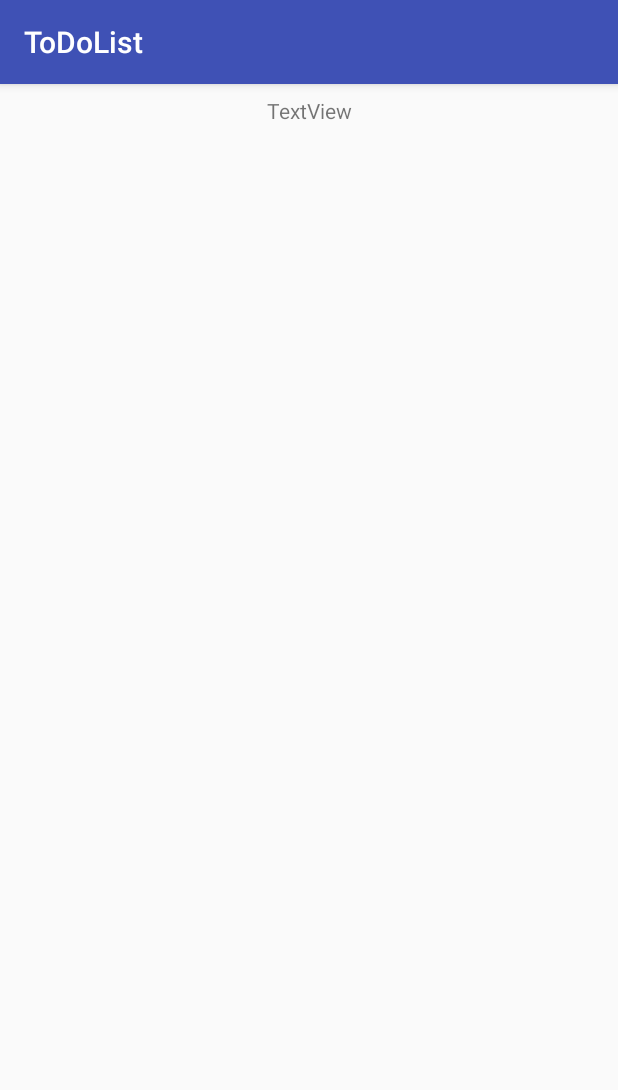
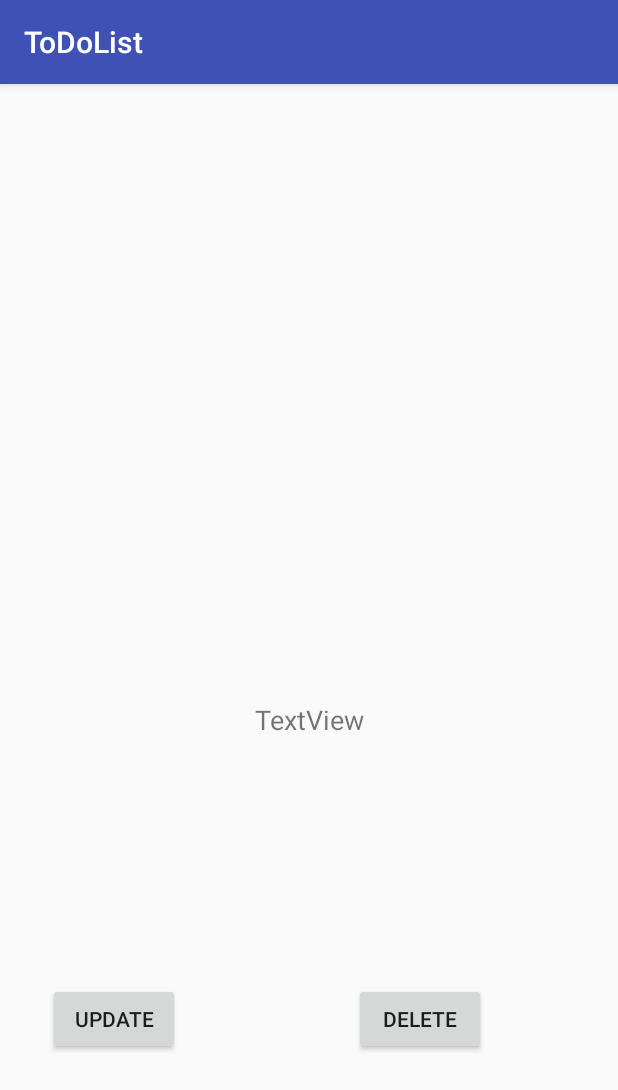
Before and after one commit to alinemokfa/to_do_list__android_solo_project, an Android app: the ViewTaskActivity screen opened directly, with no data from a screen before it, on a phone screen of 412 x 824 dp. Shown: the top 1090 px of the screen. Run offline under Robolectric (Android 15) with nearby library versions, the phone set to English and light mode, and no system bars; 7 statements that could not run were skipped.

Commit message:
delete button added and tested

```diff
--- a/ToDoList/app/src/main/AndroidManifest.xml
+++ b/ToDoList/app/src/main/AndroidManifest.xml
@@ -17,7 +17,8 @@
             </intent-filter>
         </activity>
         <activity android:name=".AddTaskActivity" />
-        <activity android:name=".ViewTaskActivity"></activity>
+        <activity android:name=".ViewTaskActivity" />
+        <activity android:name=".UpdateTaskActivity"></activity>
     </application>
 
 </manifest>
--- a/ToDoList/app/src/main/java/com/example/alinemokfa/todolist/AddTaskActivity.java
+++ b/ToDoList/app/src/main/java/com/example/alinemokfa/todolist/AddTaskActivity.java
@@ -4,7 +4,9 @@ import android.content.Intent;
 import android.support.v7.app.AppCompatActivity;
 import android.os.Bundle;
 import android.view.View;
+import android.widget.Button;
 import android.widget.EditText;
+import android.widget.TextView;
 
 public class AddTaskActivity extends AppCompatActivity {
 
@@ -18,6 +20,7 @@ public class AddTaskActivity extends AppCompatActivity {
         EditText add_task_title = findViewById(R.id.add_task_title);
         EditText add_task_description = findViewById(R.id.add_task_description);
 
+
         DatabaseHelper helper = new DatabaseHelper(this);
 
         Task task = new Task();
@@ -26,8 +29,7 @@ public class AddTaskActivity extends AppCompatActivity {
         task.setCompletion(false);
         helper.save(task);
 
-        Intent intent = new Intent(this, MainActivity.class);
-        startActivity(intent);
+        finish(); //goes back to previous activity
     }
 
 }
--- a/ToDoList/app/src/main/java/com/example/alinemokfa/todolist/DatabaseHelper.java
+++ b/ToDoList/app/src/main/java/com/example/alinemokfa/todolist/DatabaseHelper.java
@@ -106,4 +106,20 @@ public class DatabaseHelper extends SQLiteOpenHelper {
         database.close();
     }
 
+    public Task getTaskByID(int id) {
+        SQLiteDatabase database = this.getReadableDatabase();
+        Cursor cursor = database.rawQuery("SELECT * FROM " + TABLE_NAME + " WHERE ID = " + id, null );
+        cursor.moveToNext();
+
+        Task task = new Task();
+        task.setId(cursor.getInt(0));
+        task.setTitle(cursor.getString(1));
+        task.setDescription(cursor.getString(2));
+        task.setCompletion(cursor.getInt(3) > 0);
+
+        cursor.close();
+        database.close();
+        return task;
+    }
+
 }
--- a/ToDoList/app/src/main/java/com/example/alinemokfa/todolist/Task.java
+++ b/ToDoList/app/src/main/java/com/example/alinemokfa/todolist/Task.java
@@ -46,6 +46,10 @@ public class Task {
         return completion;
     }
 
+    public void setId(int id) {
+        this.id = id;
+    }
+
     public void setTitle(String title) {
         this.title = title;
     }
--- a/ToDoList/app/src/main/java/com/example/alinemokfa/todolist/ViewTaskActivity.java
+++ b/ToDoList/app/src/main/java/com/example/alinemokfa/todolist/ViewTaskActivity.java
@@ -5,14 +5,52 @@ import android.support.v7.app.AppCompatActivity;
 import android.os.Bundle;
 import android.view.View;
 import android.widget.EditText;
+import android.widget.TextView;
 
 public class ViewTaskActivity extends AppCompatActivity {
+
+    Task task;
+    DatabaseHelper helper;
 
     @Override
     protected void onCreate(Bundle savedInstanceState) {
         super.onCreate(savedInstanceState);
         setContentView(R.layout.activity_view_task);
+
+        Intent intent = getIntent();
+
+        Bundle extras = intent.getExtras();
+
+        TextView taskTitleTextView = findViewById(R.id.view_task_title);
+
+        EditText taskDescriptionTextView = findViewById(R.id.view_task_description);
+
+        int task_extra = extras.getInt("taskId");
+
+        helper = new DatabaseHelper(this);
+
+        task = helper.getTaskByID(task_extra);
+
+        taskTitleTextView.setText(task.getTitle());
+        taskDescriptionTextView.setText(task.getDescription());
+    }
+    //create event
+    public void onDeleteClick(View view){
+        //hook up method to button before writting method
+
+        helper.deleteTask(task.getID().toString());
+
+        finish();
+        //the above method instead the below intent
+
+//        Intent intent = new Intent(this, MainActivity.class);
+//        startActivity(intent);
+
     }
 
+    public void onUpdateClick(View view){
+
+
+    }
 
 }
--- a/ToDoList/app/src/main/res/layout/activity_view_task.xml
+++ b/ToDoList/app/src/main/res/layout/activity_view_task.xml
@@ -2,19 +2,70 @@
 <android.support.constraint.ConstraintLayout xmlns:android="http://schemas.android.com/apk/res/android"
     xmlns:app="http://schemas.android.com/apk/res-auto"
     xmlns:tools="http://schemas.android.com/tools"
+    android:id="@+id/activity_view_task"
     android:layout_width="match_parent"
     android:layout_height="match_parent"
     tools:context="com.example.alinemokfa.todolist.ViewTaskActivity">
 
     <TextView
-        android:id="@+id/textView"
-        android:layout_width="wrap_content"
-        android:layout_height="wrap_content"
+        android:id="@+id/view_task_title"
+        android:layout_width="151dp"
+        android:layout_height="111dp"
+        android:text="TextView"
+        android:textAlignment="center"
+        android:textColor="@color/colorAccent"
+        android:textSize="24sp"
+        app:layout_constraintBottom_toBottomOf="parent"
+        app:layout_constraintLeft_toLeftOf="parent"
+        app:layout_constraintRight_toRightOf="parent"
+        app:layout_constraintTop_toTopOf="parent"
+        app:layout_constraintVertical_bias="0.247" />
+
+    <TextView
+        android:id="@+id/view_task_description"
+        android:layout_width="140dp"
+        android:layout_height="65dp"
         android:layout_marginEnd="8dp"
         android:layout_marginStart="8dp"
         android:layout_marginTop="8dp"
         android:text="TextView"
+        android:textAlignment="center"
+        android:textSize="18sp"
+        app:layout_constraintBottom_toBottomOf="parent"
         app:layout_constraintEnd_toEndOf="parent"
+        app:layout_constraintRight_toRightOf="parent"
         app:layout_constraintStart_toStartOf="parent"
-        app:layout_constraintTop_toTopOf="parent" />
+        app:layout_constraintTop_toBottomOf="@+id/view_task_title"
+        app:layout_constraintVertical_bias="0.309" />
+
+    <Button
+        android:id="@+id/update_button"
+        android:layout_width="wrap_content"
+        android:layout_height="wrap_content"
+        android:layout_marginBottom="8dp"
+        android:layout_marginStart="32dp"
+        android:layout_marginTop="8dp"
+        android:text="@string/update_button"
+        app:layout_constraintBottom_toBottomOf="parent"
+        app:layout_constraintStart_toStartOf="parent"
+        app:layout_constraintTop_toBottomOf="@+id/view_task_description"
+        app:layout_constraintVertical_bias="0.504"
+        tools:text="@string/update_button" />
+
+    <Button
+        android:id="@+id/delete_button"
+        android:layout_width="wrap_content"
+        android:layout_height="wrap_content"
+        android:layout_marginBottom="8dp"
+        android:layout_marginRight="40dp"
+        android:layout_marginStart="116dp"
+        android:layout_marginTop="8dp"
+        android:onClick="onDeleteClick"
+        android:text="@string/delete_button"
+        app:layout_constraintBottom_toBottomOf="parent"
+        app:layout_constraintRight_toRightOf="parent"
+        app:layout_constraintStart_toEndOf="@+id/update_button"
+        app:layout_constraintTop_toBottomOf="@+id/view_task_description"
+        app:layout_constraintVertical_bias="0.504"
+        tools:text="@string/delete_button" />
 </android.support.constraint.ConstraintLayout>
--- a/ToDoList/app/src/main/res/values/colors.xml
+++ b/ToDoList/app/src/main/res/values/colors.xml
@@ -2,5 +2,5 @@
 <resources>
     <color name="colorPrimary">#3F51B5</color>
     <color name="colorPrimaryDark">#303F9F</color>
-    <color name="colorAccent">#FF4081</color>
+    <color name="colorAccent">#ff4081</color>
 </resources>
--- a/ToDoList/app/src/main/res/values/strings.xml
+++ b/ToDoList/app/src/main/res/values/strings.xml
@@ -11,4 +11,6 @@
     <string name="hint_description">Description</string>
     <string name="main_menu_add">Add Task</string>
     <string name="hint_title">Title</string>
+    <string name="update_button">Update</string>
+    <string name="delete_button">Delete</string>
 </resources>
```
Also changed, not shown: ToDoList/app/src/main/java/com/example/alinemokfa/todolist/MainActivity.java (+33 -12 lines), ToDoList/app/src/main/java/com/example/alinemokfa/todolist/UpdateTaskActivity.java (added, +31 -0 lines), ToDoList/app/src/main/res/layout/activity_add_task.xml (+16 -21 lines), ToDoList/app/src/main/res/layout/activity_update_task.xml (added, +29 -0 lines), ToDoList/app/src/main/res/layout/tasks_item.xml (+12 -0 lines).
